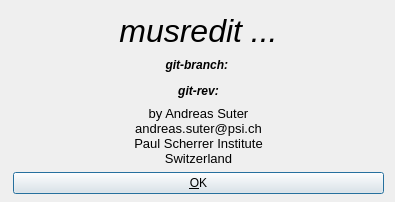
The window that src/musredit_qt5/musredit/forms/PMusrEditAbout.ui (aPeter1/musrfit-fork) describes before a commit, drawn with Qt 5.
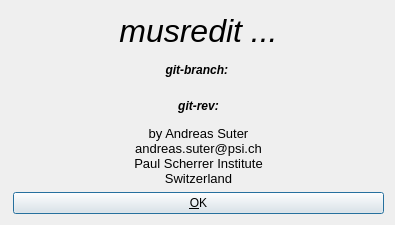
The same window after the commit. Icons and pictures are not drawn.

```diff
--- a/src/musredit_qt5/musredit/forms/PMusrEditAbout.ui
+++ b/src/musredit_qt5/musredit/forms/PMusrEditAbout.ui
@@ -7,7 +7,7 @@
     <x>0</x>
     <y>0</y>
     <width>395</width>
-    <height>202</height>
+    <height>225</height>
    </rect>
   </property>
   <property name="windowTitle">
@@ -17,13 +17,13 @@
    <iconset>
     <normaloff>:/images/musrfit.xpm</normaloff>:/images/musrfit.xpm</iconset>
   </property>
-  <widget class="QWidget" name="">
+  <widget class="QWidget" name="layoutWidget">
    <property name="geometry">
     <rect>
      <x>13</x>
      <y>13</y>
      <width>371</width>
-     <height>181</height>
+     <height>201</height>
     </rect>
    </property>
    <layout class="QVBoxLayout" name="verticalLayout">
```
